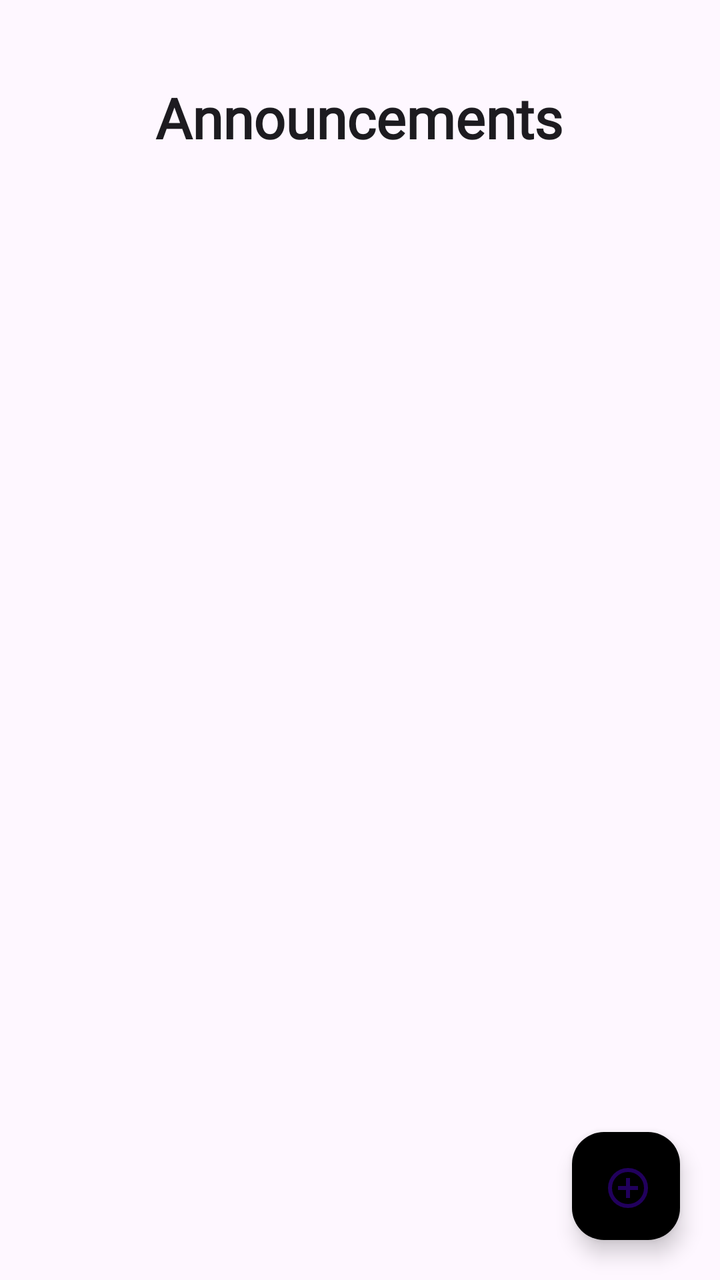
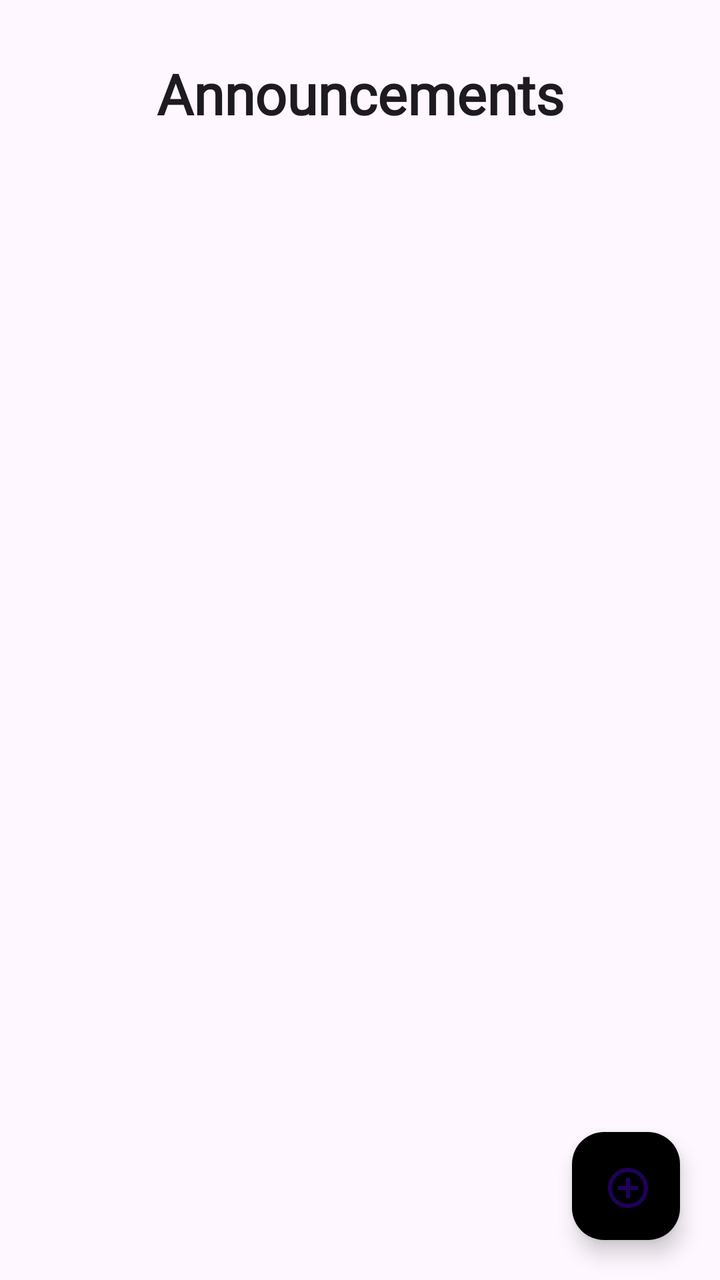

Before-and-after screenshots of an Android layout around one commit, followed by the original layout XML and the change that was made.
<!-- AndroidManifest.xml: application theme Theme.Axios -->
<!-- res/layout/fragment_home.xml -->
<?xml version="1.0" encoding="utf-8"?>

<androidx.constraintlayout.widget.ConstraintLayout xmlns:android="http://schemas.android.com/apk/res/android"
    xmlns:app="http://schemas.android.com/apk/res-auto"
    xmlns:tools="http://schemas.android.com/tools"
    android:layout_width="match_parent"
    android:layout_height="match_parent">


    <TextView
        android:id="@+id/heading"
        android:layout_width="wrap_content"
        android:layout_height="wrap_content"
        android:layout_marginTop="40dp"
        android:fontFamily="@font/playfair_display"
        android:text="Announcements"
        android:textColor="?attr/colorOnBackground"
        android:textSize="28dp"
        android:textStyle="bold"
        app:layout_constraintEnd_toEndOf="parent"
        app:layout_constraintHorizontal_bias="0.497"
        app:layout_constraintStart_toStartOf="parent"
        app:layout_constraintTop_toTopOf="parent" />

    <androidx.recyclerview.widget.RecyclerView
        android:id="@+id/recyclerAnnouncements"
        android:layout_width="0dp"
        android:layout_height="0dp"
        android:layout_marginHorizontal="20dp"
        android:layout_marginTop="12dp"
        android:clipToPadding="false"
        android:paddingBottom="16dp"
        app:layout_constraintTop_toBottomOf="@id/heading"
        app:layout_constraintBottom_toBottomOf="parent"
        app:layout_constraintStart_toStartOf="parent"
        app:layout_constraintEnd_toEndOf="parent" />

    <TextView
        android:id="@+id/tvEmptyAnnouncements"
        android:layout_width="wrap_content"
        android:layout_height="wrap_content"
        android:text="No content"
        android:textColor="?attr/colorOnBackground"
        android:textSize="16sp"
        android:alpha="0.5"
        android:visibility="gone"
        app:layout_constraintTop_toBottomOf="@id/heading"
        app:layout_constraintBottom_toTopOf="@id/fabAddWing"
        app:layout_constraintStart_toStartOf="parent"
        app:layout_constraintEnd_toEndOf="parent" />

    <com.google.android.material.floatingactionbutton.FloatingActionButton
        android:id="@+id/fabAddWing"
        android:layout_width="54dp"
        android:layout_height="54dp"
        android:layout_margin="20dp"
        android:background="@drawable/button"
        android:contentDescription="Add wing"
        android:src="@drawable/outline_add_circle_24"
        app:backgroundTint="@null"
        app:layout_constraintBottom_toBottomOf="parent"
        app:layout_constraintEnd_toEndOf="parent" />

</androidx.constraintlayout.widget.ConstraintLayout>
<!-- resources referenced by this layout -->
<resources>
  <!-- drawable button (drawable) -->
  <?xml version="1.0" encoding="utf-8"?>
  <shape xmlns:android="http://schemas.android.com/apk/res/android"
      android:shape="rectangle"
      >
  
      <gradient
          android:endColor="#EDC045"   android:startColor="#373425"     android:angle="0"
          android:type="linear"
          />
  
      <corners android:radius="24dp" /> <padding
      android:left="16dp"
      android:right="16dp"
      android:top="8dp"
      android:bottom="8dp" />
  </shape>
  <!-- drawable outline_add_circle_24 (drawable) -->
  <vector xmlns:android="http://schemas.android.com/apk/res/android" android:height="24dp" android:tint="#000000" android:viewportHeight="960" android:viewportWidth="960" android:width="24dp">
        
      <path android:fillColor="@android:color/white" android:pathData="M440,680L520,680L520,520L680,520L680,440L520,440L520,280L440,280L440,440L280,440L280,520L440,520L440,680ZM480,880Q397,880 324,848.5Q251,817 197,763Q143,709 111.5,636Q80,563 80,480Q80,397 111.5,324Q143,251 197,197Q251,143 324,111.5Q397,80 480,80Q563,80 636,111.5Q709,143 763,197Q817,251 848.5,324Q880,397 880,480Q880,563 848.5,636Q817,709 763,763Q709,817 636,848.5Q563,880 480,880ZM480,800Q614,800 707,707Q800,614 800,480Q800,346 707,253Q614,160 480,160Q346,160 253,253Q160,346 160,480Q160,614 253,707Q346,800 480,800ZM480,480Q480,480 480,480Q480,480 480,480Q480,480 480,480Q480,480 480,480Q480,480 480,480Q480,480 480,480Q480,480 480,480Q480,480 480,480Z"/>
      
  </vector>
  <style name="Theme.Axios" parent="Base.Theme.Axios" />
  <style name="Base.Theme.Axios" parent="Theme.Material3.DayNight.NoActionBar">
          
          
      </style>
</resources>

<!-- the commit's change to res/layout/fragment_home.xml (unified diff, before → after) -->
@@ -1,5 +1,4 @@
 <?xml version="1.0" encoding="utf-8"?>
-
 <androidx.constraintlayout.widget.ConstraintLayout xmlns:android="http://schemas.android.com/apk/res/android"
     xmlns:app="http://schemas.android.com/apk/res-auto"
     xmlns:tools="http://schemas.android.com/tools"
@@ -11,14 +10,13 @@
         android:id="@+id/heading"
         android:layout_width="wrap_content"
         android:layout_height="wrap_content"
-        android:layout_marginTop="40dp"
+        android:layout_marginTop="28dp"
         android:fontFamily="@font/playfair_display"
         android:text="Announcements"
         android:textColor="?attr/colorOnBackground"
         android:textSize="28dp"
         android:textStyle="bold"
         app:layout_constraintEnd_toEndOf="parent"
-        app:layout_constraintHorizontal_bias="0.497"
         app:layout_constraintStart_toStartOf="parent"
         app:layout_constraintTop_toTopOf="parent" />
 
